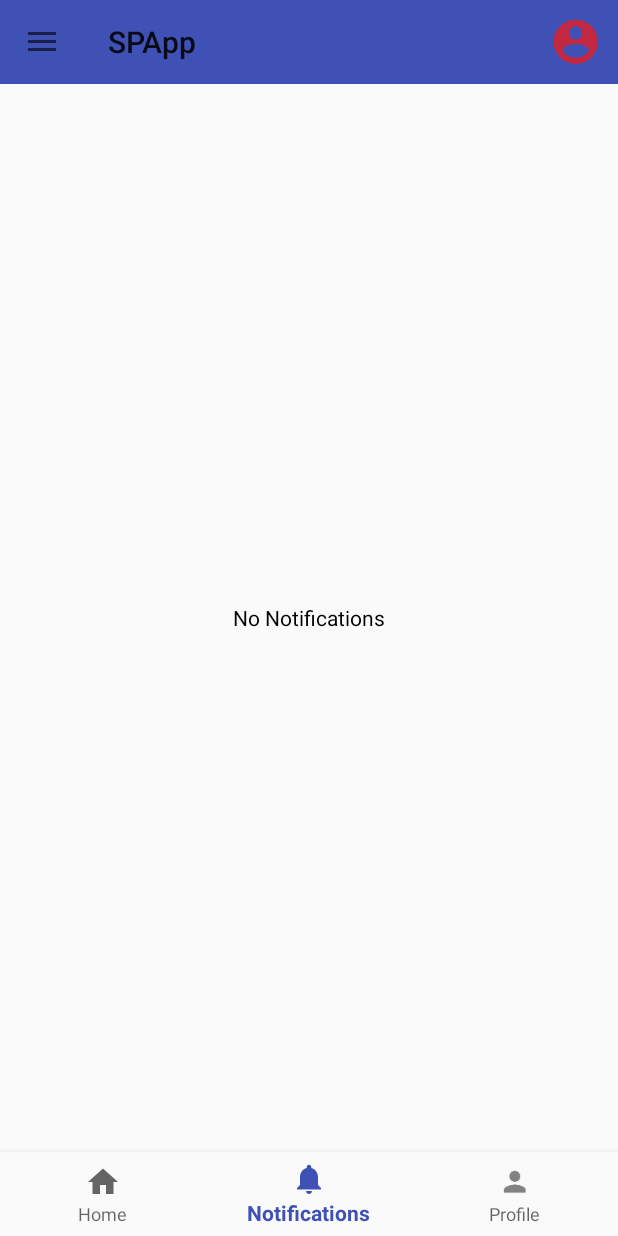
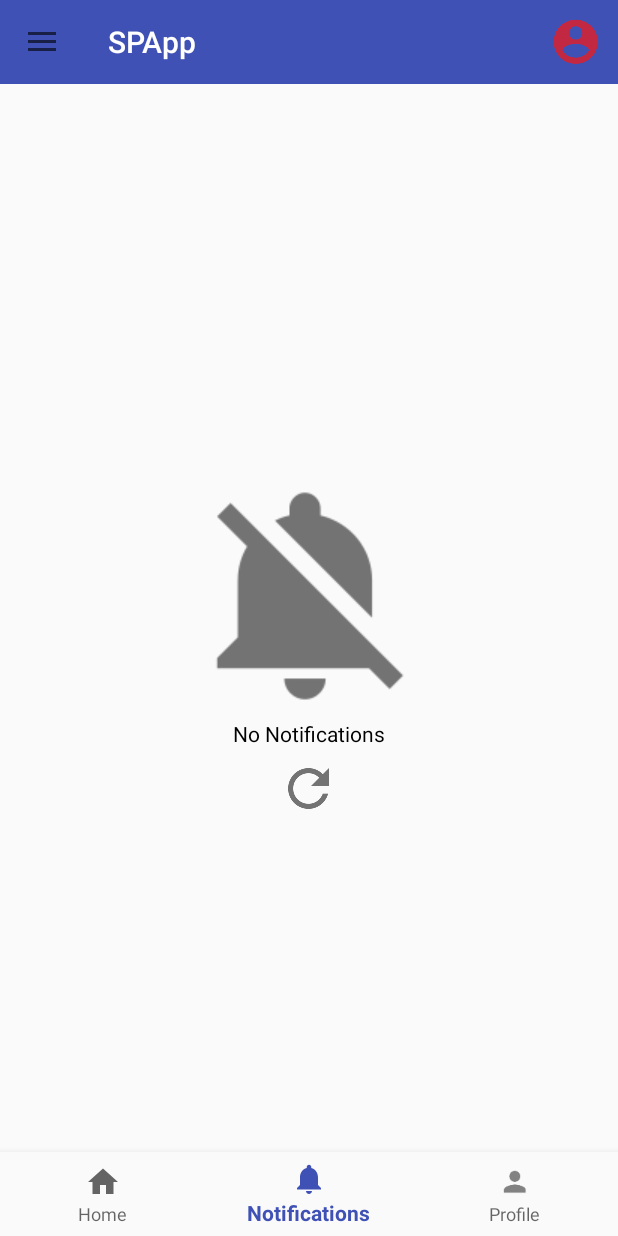
Before and after one commit to viveksamele08/SamplePOC, an Android app: the MainActivity screen opened directly, with no data from a screen before it, item 2 of the bottom bar chosen, on a phone screen of 412 x 824 dp. Run offline under Robolectric (Android 15) with nearby library versions, the phone set to English and light mode, and no system bars.

Commit message:
resolved UI issues

```diff
--- a/app/src/main/AndroidManifest.xml
+++ b/app/src/main/AndroidManifest.xml
@@ -24,7 +24,7 @@
         </activity>
         <activity
             android:name=".CCCWebView"
-            android:label="WebView"
+            android:label="Exam Results"
             android:theme="@style/AppTheme.NoActionBar" />
         <activity
             android:name=".LoginActivity"
--- a/app/src/main/java/geeksforandroidgeeks/com/spapp/MainActivity.java
+++ b/app/src/main/java/geeksforandroidgeeks/com/spapp/MainActivity.java
@@ -56,6 +56,7 @@ public class MainActivity extends AppCompatActivity
         super.onCreate(savedInstanceState);
         setContentView(R.layout.activity_main);
         Toolbar toolbar = (Toolbar) findViewById(R.id.toolbar);
+        toolbar.setTitleTextColor(0xFFFFFFFF);
         setSupportActionBar(toolbar);
 
 
--- a/app/src/main/java/geeksforandroidgeeks/com/spapp/NotificatrionsFragment.java
+++ b/app/src/main/java/geeksforandroidgeeks/com/spapp/NotificatrionsFragment.java
@@ -6,6 +6,8 @@ import android.support.v4.app.Fragment;
 import android.view.LayoutInflater;
 import android.view.View;
 import android.view.ViewGroup;
+import android.widget.ImageView;
+import android.widget.Toast;
 
 
 /**
@@ -13,17 +15,22 @@ import android.view.ViewGroup;
  */
 public class NotificatrionsFragment extends Fragment {
 
-
-    public NotificatrionsFragment() {
-        // Required empty public constructor
-    }
+    ImageView refresh;
 
 
     @Override
     public View onCreateView(LayoutInflater inflater, ViewGroup container,
                              Bundle savedInstanceState) {
         // Inflate the layout for this fragment
-        return inflater.inflate(R.layout.fragment_notificatrions, container, false);
+        View view =  inflater.inflate(R.layout.fragment_notificatrions, container, false);
+        refresh = (ImageView) view.findViewById(R.id.refresh);
+        refresh.setOnClickListener(new View.OnClickListener() {
+            @Override
+            public void onClick(View view) {
+                Toast.makeText(getActivity(), "Refreshing.....", Toast.LENGTH_SHORT).show();
+            }
+        });
+        return view;
     }
 
 }
--- a/app/src/main/res/layout/app_bar_main.xml
+++ b/app/src/main/res/layout/app_bar_main.xml
@@ -9,7 +9,7 @@
     <android.support.design.widget.AppBarLayout
         android:layout_width="match_parent"
         android:layout_height="wrap_content"
-        android:theme="@style/AppTheme.AppBarOverlay">
+        android:theme="@style/AppTheme.PopupOverlay">
 
     </android.support.design.widget.AppBarLayout>
 
--- a/app/src/main/res/layout/fragment_dashboard.xml
+++ b/app/src/main/res/layout/fragment_dashboard.xml
@@ -15,12 +15,12 @@
 
     <de.hdodenhof.circleimageview.CircleImageView
         android:id="@+id/profile_image"
-        android:layout_width="90dp"
-        android:layout_height="90dp"
+        android:layout_width="wrap_content"
+        android:layout_height="wrap_content"
         android:layout_alignParentTop="true"
         android:layout_centerHorizontal="true"
         android:layout_marginTop="29dp"
-        android:src="@drawable/avatar_img" />
+        android:src="@drawable/avatar_profile" />
 
     <TextView
         android:id="@+id/textView"
--- a/app/src/main/res/layout/fragment_notificatrions.xml
+++ b/app/src/main/res/layout/fragment_notificatrions.xml
@@ -10,7 +10,20 @@
         android:layout_height="wrap_content"
         android:text="No Notifications"
         android:layout_centerHorizontal="true"
+        android:drawableTop="@drawable/ic_bell_cross"
         android:textColor="@android:color/black"
-        android:layout_centerVertical="true"/>
+        android:gravity="center"
+        android:drawablePadding="10dp"
+        android:layout_centerVertical="true"
+        android:id="@+id/textView2" />
+
+    <ImageView
+        android:id="@+id/refresh"
+        android:layout_width="30dp"
+        android:layout_height="30dp"
+        android:src="@drawable/ic_refresh"
+        android:layout_below="@+id/textView2"
+        android:layout_centerHorizontal="true"
+        android:layout_marginTop="12dp" />
 
 </RelativeLayout>
--- a/app/src/main/res/layout/layout.xml
+++ b/app/src/main/res/layout/layout.xml
@@ -24,7 +24,7 @@
         android:layout_height="48dp"
         android:layout_marginEnd="11dp"
         android:layout_marginRight="11dp"
-        android:src="@android:drawable/ic_popup_reminder"
+        android:src="@drawable/avatar_img"
         app:civ_border_color="#FF000000"
         app:civ_border_width="2dp"
         android:layout_alignTop="@+id/close"
--- a/app/src/main/res/values/styles.xml
+++ b/app/src/main/res/values/styles.xml
@@ -1,7 +1,7 @@
 <resources>
 
     <!-- Base application theme. -->
-    <style name="AppTheme" parent="Theme.AppCompat.Light.DarkActionBar">
+    <style name="AppTheme" parent="Theme.AppCompat.Light.NoActionBar">
         <!-- Customize your theme here. -->
         <item name="colorPrimary">@color/colorPrimary</item>
         <item name="colorPrimaryDark">@color/colorPrimaryDark</item>
```
Also changed, not shown: app/src/main/java/geeksforandroidgeeks/com/spapp/CCCWebView.java (+11 -7 lines), app/src/main/res/drawable/progressbar_states.xml (added, +17 -0 lines), app/src/main/res/layout/activity_cccweb_view.xml (+11 -1 lines), app/src/main/res/drawable/avatar_profile.png (added), app/src/main/res/drawable/ic_bell_cross.png (added), app/src/main/res/drawable/ic_refresh.png (added).
